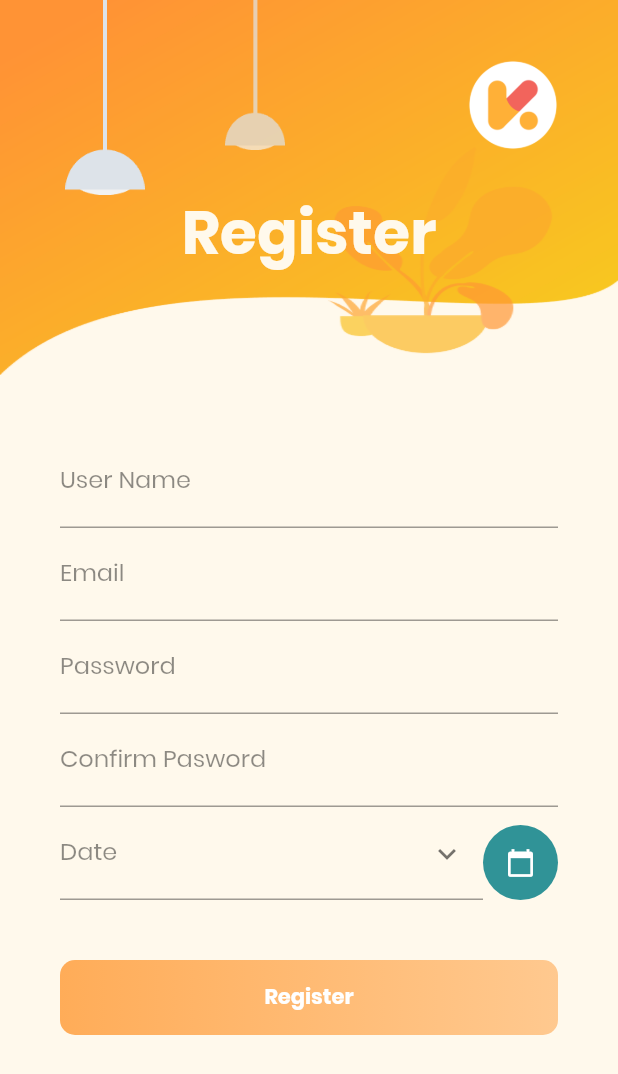
After one commit to koperasi-rlp1/koperasi-mobileApp, a Flutter app: the screen it shows after launch, after a tap on "Sign Up", on a phone screen of 412 x 824 dp. The commit adds this screen. Shown: the top 1074 px of the screen. Run offline on Flutter 3.47's test engine with Material 2 defaults, Android fonts, the phone set to English and light mode, and no system bars; our stand-ins replace percent_indicator, simple_animations.

Commit message:
register

```diff
--- a/lib/screens/sign_in.dart
+++ b/lib/screens/sign_in.dart
@@ -2,6 +2,7 @@ import 'package:flutter/material.dart';
 import 'package:flutter/services.dart';
 import 'package:flutter_task_planner_app/animation/fade.dart';
 import 'package:flutter_task_planner_app/screens/home_page.dart';
+import 'package:flutter_task_planner_app/screens/sign_up.dart';
 import 'package:flutter_task_planner_app/theme/colors/light_colors.dart';
 
 class SignInPage extends StatefulWidget {
@@ -26,9 +27,9 @@ class SignInPageView extends State<SignInPage> {
   @override
   Widget build(BuildContext context) {
     return Scaffold(
-      resizeToAvoidBottomInset: false,
       backgroundColor: LightColors.kLightYellow,
       body: Container(
+        child: SingleChildScrollView(
           child: Column(
             children: <Widget>[
               Container(
@@ -195,20 +196,34 @@ class SignInPageView extends State<SignInPage> {
                     SizedBox(
                       width: 7,
                     ),
-                  Text(
+                    GestureDetector(
+                      child:Text(
                       'Sign Up',
                       style:
                           TextStyle(fontSize: 12, color: LightColors.kDarkYellow),
+                      ),
+                      onTap: (){
+                        Navigator.push(context, MaterialPageRoute(builder: (context) => SignUpPage()));
+                      },
                     )
                   ])),
                   SizedBox(height: 70),
-                Text(
+                  GestureDetector(
+                    child:  Text(
                       "Forgot Password ?",
                       style: TextStyle(color: LightColors.kDarkYellow),
+                    ),
+                    onTap:() {
+                            // Navigator.push(
+                            //   context,
+                            //   MaterialPageRoute(builder: (context) => SignUpPage()),
+                            // );
+                          }
                   )
                 ]),
               )
             ],
+          ),
         ),
       ),
     );
--- /dev/null
+++ b/lib/screens/sign_up.dart
@@ -0,0 +1,197 @@
+import 'package:flutter/material.dart';
+import 'package:flutter/services.dart';
+import 'package:flutter_task_planner_app/animation/fade.dart';
+import 'package:flutter_task_planner_app/theme/colors/light_colors.dart';
+import 'package:flutter_task_planner_app/widgets/active_project_card.dart';
+import 'package:flutter_task_planner_app/widgets/my_text_field.dart';
+import 'package:flutter_task_planner_app/widgets/task_column.dart';
+import 'package:flutter_task_planner_app/widgets/top_container.dart';
+import 'package:percent_indicator/circular_percent_indicator.dart';
+
+import 'calendar_page.dart';
+import 'home_page.dart';
+
+
+
+class SignUpPage extends StatefulWidget {
+  SignUpPage({Key key, this.title}) : super(key: key);
+
+  final String title;
+
+  @override
+  SignUpPageView createState() => SignUpPageView();
+}
+
+class SignUpPageView extends State<SignUpPage> {
+
+  @override
+  void initState() {
+    super.initState();
+    SystemChrome.setPreferredOrientations([
+      DeviceOrientation.portraitUp,
+      DeviceOrientation.portraitDown,
+    ]);
+  }
+
+  Text subheading(String title) {
+    return Text(
+      title,
+      style: TextStyle(
+          color: LightColors.kDarkBlue,
+          fontSize: 20.0,
+          fontWeight: FontWeight.w700,
+          letterSpacing: 1.2),
+    );
+  }
+
+  static CircleAvatar calendarIcon() {
+    return CircleAvatar(
+      radius: 25.0,
+      backgroundColor: LightColors.kGreen,
+      child: Icon(
+        Icons.calendar_today,
+        size: 20.0,
+        color: Colors.white,
+      ),
+    );
+  }
+
+   var downwardIcon = Icon(
+      Icons.keyboard_arrow_down,
+      color: Colors.black54,
+    );
+
+
+
+  @override
+  Widget build(BuildContext context) {
+    return Scaffold(
+      backgroundColor: LightColors.kLightYellow,
+      body: SingleChildScrollView(
+        child: SafeArea(
+          child: Column(
+            children: <Widget>[
+               Container(
+                height: 250,
+                decoration: BoxDecoration(
+                    image: DecorationImage(
+                        image: AssetImage('assets/images/background-4.png'),
+                        fit: BoxFit.fill)),
+                child: Stack(
+                  children: <Widget>[
+                    Positioned(
+                        left: 30,
+                        width: 80,
+                        height: 130,
+                        child: FadeAnimation(
+                            1.5,
+                            Container(
+                              decoration: BoxDecoration(
+                                  image: DecorationImage(
+                                      image: AssetImage(
+                                          'assets/images/light-1.png'))),
+                            ))),
+                    Positioned(
+                        left: 140,
+                        width: 60,
+                        height: 100,
+                        child: FadeAnimation(
+                            1.5,
+                            Container(
+                              decoration: BoxDecoration(
+                                  image: DecorationImage(
+                                      image: AssetImage(
+                                          'assets/images/light-2.png'))),
+                            ))),
+                    Positioned(
+                        right: 40,
+                        top: 0,
+                        width: 60,
+                        height: 140,
+                        child: FadeAnimation(
+                            1.8,
+                            Container(
+                              decoration: BoxDecoration(
+                                  image: DecorationImage(
+                                      image: AssetImage(
+                                          'assets/images/logo-2.png'))),
+                            ))),
+                    Positioned(
+                        child: FadeAnimation(
+                            1.2,
+                            Container(
+                              margin: EdgeInsets.only(top: 60),
+                              child: Center(
+                                child: Text(
+                                  "Register",
+                                  style: TextStyle(
+                                      color: LightColors.kLightYellow,
+                                      fontSize: 40,
+                                      fontWeight: FontWeight.bold),
+                                ),
+                              ),
+                            )))
+                  ],
+                ),
+              ),
+              Container(
+                      child: Padding(
+                        padding: const EdgeInsets.all(40.0),
+                        child: Column(
+                        crossAxisAlignment: CrossAxisAlignment.start,
+                        children: <Widget>[
+                          MyTextField(label: 'User Name'),
+                          MyTextField(label: 'Email'),
+                          MyTextField(label: 'Password'),
+                          MyTextField(label: 'Confirm Pasword'),
+                          Row(
+                          mainAxisAlignment: MainAxisAlignment.start,
+                          crossAxisAlignment: CrossAxisAlignment.end,
+                          children: <Widget>[
+                            Expanded(
+                              child: MyTextField(
+                                label: 'Date',
+                                icon: downwardIcon,
+                              ),
+                            ),
+                            HomePage.calendarIcon(),
+                          ],
+                        )
+                        ],
+                 ),
+                      )),
+              FadeAnimation(
+                      1.3,
+                      GestureDetector(
+                          child: Padding(
+                            padding: const EdgeInsets.only(left: 40.0, right: 40.0),
+                            child: Container(
+                                height: 50,
+                                decoration: BoxDecoration(
+                                    borderRadius: BorderRadius.circular(10),
+                                    gradient: LinearGradient(colors: [
+                                      Color.fromRGBO(255, 153, 51, .8),
+                                      Color.fromRGBO(255, 153, 51, .5)
+                                    ])),
+                                child: Center(
+                                  child: Text(
+                                    'Register',
+                                    style: TextStyle(
+                                        color: Colors.white,
+                                        fontWeight: FontWeight.bold),
+                                  ),
+                                )),
+                          ),
+                          onTap: () {
+                            Navigator.push(
+                              context,
+                              MaterialPageRoute(builder: (context) => HomePage()),
+                            );
+                          }))
+            ],
+          ),
+        ),
+      ),
+    );
+  }
+}
```
Also changed, not shown: pubspec.lock. Lines whose indentation alone changed are shown as unchanged.
